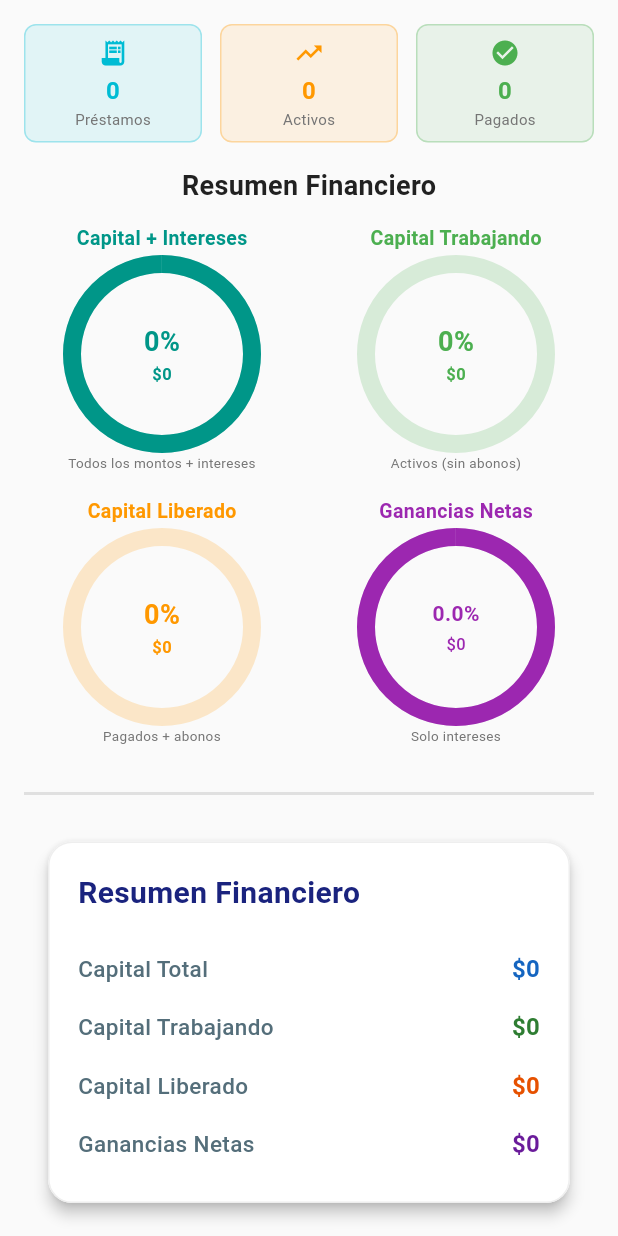
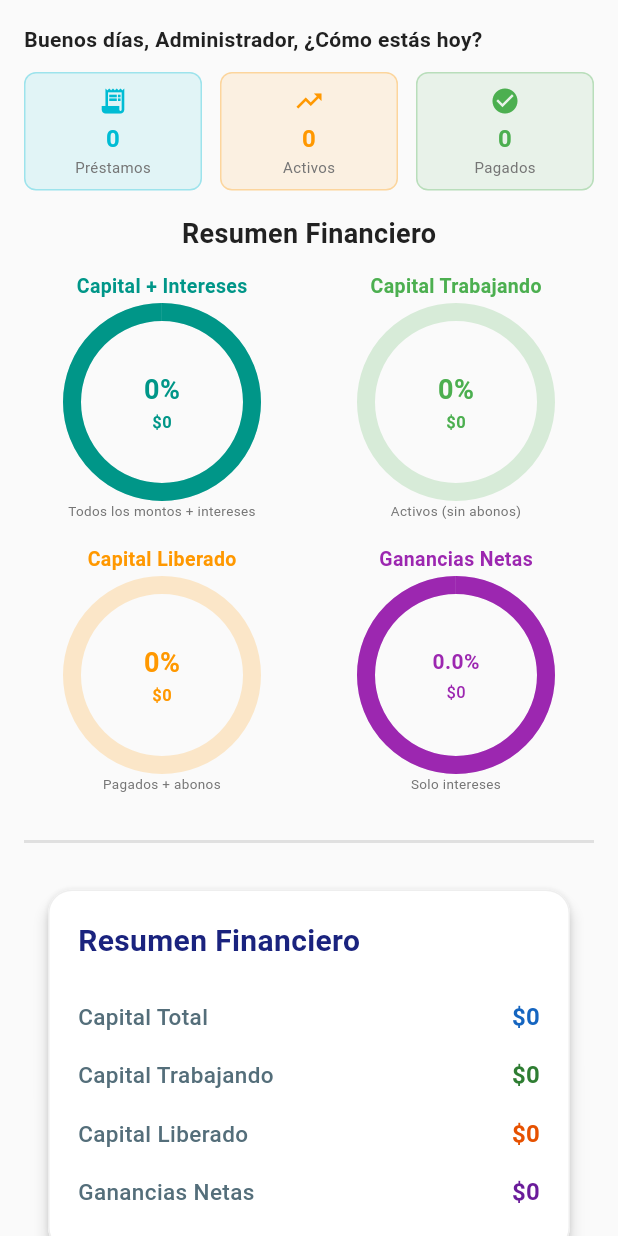
Before and after one commit to HappyCarrot-php/tpay, a Flutter app: the AdminDashboardPage widget shown alone on an empty page, opened directly, on a phone screen of 412 x 824 dp. Run offline on Flutter 3.47's test engine with Material 3 defaults, Android fonts, the phone set to English and light mode, and no system bars; our stand-ins replace audioplayers, connectivity_plus, dartz, dropdown_search, equatable, file_picker and 11 more; missing offline and left inert: gal; accounts and stored records are empty.

Commit message:
Mensaje de hola agregado

```diff
--- a/lib/features/admin/presentation/pages/admin_dashboard_page.dart
+++ b/lib/features/admin/presentation/pages/admin_dashboard_page.dart
@@ -1,6 +1,10 @@
+import 'dart:math';
+
 import 'package:flutter/material.dart';
+
+import '../../data/models/movimiento_model.dart';
 import '../../data/repositories/movimiento_repository.dart';
-import '../../data/models/movimiento_model.dart';
+import '../../data/repositories/perfil_repository.dart';
 
 class AdminDashboardPage extends StatefulWidget {
   const AdminDashboardPage({super.key});
@@ -11,6 +15,16 @@ class AdminDashboardPage extends StatefulWidget {
 
 class _AdminDashboardPageState extends State<AdminDashboardPage> {
   final _movimientoRepo = MovimientoRepository();
+  final _perfilRepo = PerfilRepository();
+  final Random _random = Random();
+
+  static const List<String> _frasesSaludo = [
+    '¿Cómo estás hoy?',
+    '¿Qué tal tu día?',
+    '¿Todo en orden?',
+    '¿Listo para revisar los números?',
+    '¿Preparado para seguir?'
+  ];
 
   bool _isLoading = true;
   int _totalPrestamos = 0;
@@ -20,11 +34,70 @@ class _AdminDashboardPageState extends State<AdminDashboardPage> {
   int _gananciasNetas = 0;
   List<MovimientoModel> _prestamosActivos = [];
   List<MovimientoModel> _prestamosPagados = [];
+  String _saludoBase = '';
+  String _nombreSaludo = '';
+  String _fraseSaludo = '';
 
   @override
   void initState() {
     super.initState();
+    _cargarSaludo();
     _cargarEstadisticas();
+  }
+
+  Future<void> _cargarSaludo() async {
+    try {
+      final perfil = await _perfilRepo.obtenerPerfilActual();
+      final ahora = DateTime.now();
+      final saludo = _obtenerSaludoSegunHora(ahora);
+      final apellido = (perfil?.apellidoPaterno ?? '').trim();
+      final nombre = (perfil?.nombre ?? '').trim();
+      final nombreFormateado = [apellido, nombre]
+          .where((parte) => parte.isNotEmpty)
+          .join(' ');
+      final frase = _obtenerFraseAleatoria();
+
+      if (!mounted) return;
+      setState(() {
+        _saludoBase = saludo;
+        _nombreSaludo = nombreFormateado.isNotEmpty ? nombreFormateado : 'Administrador';
+        _fraseSaludo = frase;
+      });
+    } catch (_) {
+      if (!mounted) return;
+      setState(() {
+        _saludoBase = _obtenerSaludoSegunHora(DateTime.now());
+        _nombreSaludo = 'Administrador';
+        _fraseSaludo = _obtenerFraseAleatoria();
+      });
+    }
+  }
+
+  String _obtenerSaludoSegunHora(DateTime fecha) {
+    final hora = fecha.hour;
+    if (hora >= 5 && hora < 12) {
+      return 'Buenos días';
+    } else if (hora >= 12 && hora < 19) {
+      return 'Buenas tardes';
+    }
+    return 'Buenas noches';
+  }
+
+  String _obtenerFraseAleatoria() {
+    if (_frasesSaludo.isEmpty) {
+      return '¿Cómo estás hoy?';
+    }
+    final indice = _random.nextInt(_frasesSaludo.length);
+    return _frasesSaludo[indice];
+  }
+
+  String get _textoSaludo {
+    final saludo = _saludoBase.isNotEmpty
+        ? _saludoBase
+        : _obtenerSaludoSegunHora(DateTime.now());
+    final nombre = _nombreSaludo.isNotEmpty ? _nombreSaludo : 'Administrador';
+    final frase = _fraseSaludo.isNotEmpty ? _fraseSaludo : '¿Cómo estás hoy?';
+    return '$saludo, $nombre, $frase';
   }
 
   Future<void> _cargarEstadisticas() async {
@@ -107,12 +180,28 @@ class _AdminDashboardPageState extends State<AdminDashboardPage> {
     return _isLoading
         ? const Center(child: CircularProgressIndicator())
         : RefreshIndicator(
-            onRefresh: _cargarEstadisticas,
+            onRefresh: () async {
+              await Future.wait([
+                _cargarEstadisticas(),
+                _cargarSaludo(),
+              ]);
+            },
             child: SingleChildScrollView(
               physics: const AlwaysScrollableScrollPhysics(),
               padding: const EdgeInsets.all(16),
               child: Column(
                 children: [
+                  Align(
+                    alignment: Alignment.centerLeft,
+                    child: Text(
+                      _textoSaludo,
+                      style: const TextStyle(
+                        fontSize: 14,
+                        fontWeight: FontWeight.w600,
+                      ),
+                    ),
+                  ),
+                  const SizedBox(height: 12),
                   _buildKPICards(),
                   const SizedBox(height: 16),
                   const Text(
```
Also changed, not shown: lib/core/services/database_backup_service.dart (+280 -126 lines), lib/features/admin/presentation/pages/admin_clients_page.dart (+45 -20 lines), lib/features/admin/presentation/pages/database_backup_page.dart (+36 -9 lines).
